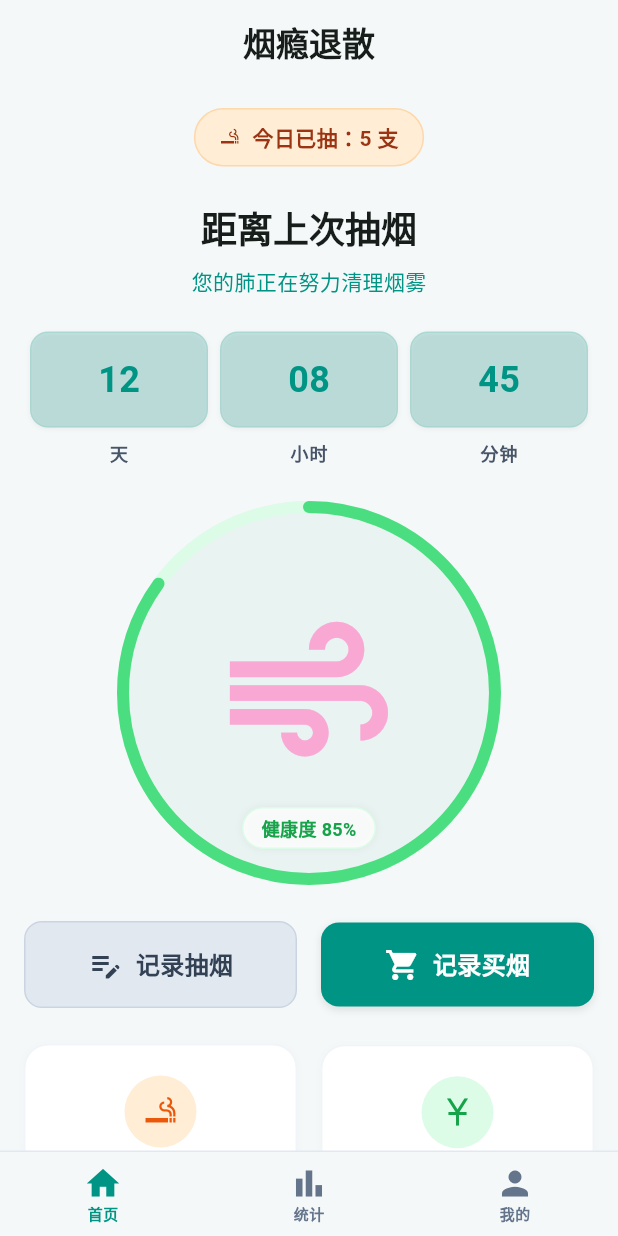
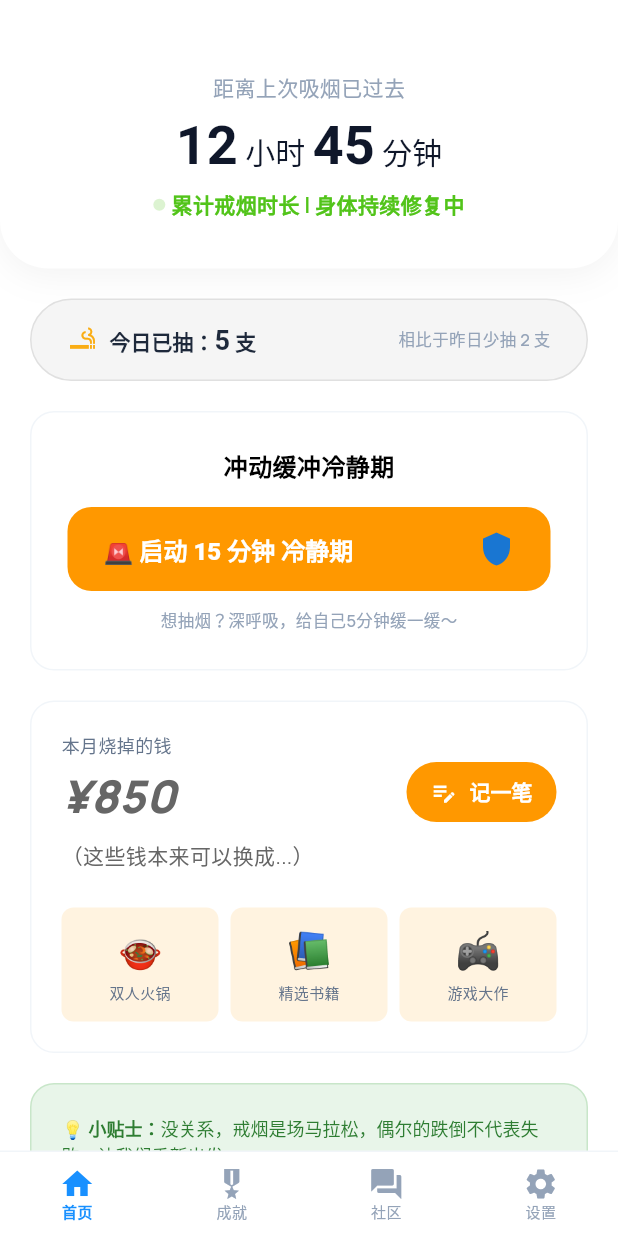
Before and after one commit to wyang1024/wx-app-flutter, a Flutter app: the screen it shows after launch, on a phone screen of 412 x 824 dp. Run offline on Flutter 3.47's test engine with Material 3 defaults, Android fonts, the phone set to English and light mode, and no system bars; our stand-ins replace google_fonts.

Commit message:
Refactor dashboard UI to match new design reference
- Updated AppTheme with brand colors and Manrope font via google_fonts.
- Created modular widgets: HomeHeader, DailyStatsCapsule, ImpulseBufferCard, ConsumptionModule, and RelapseCareModule.
- Redesigned DashboardPage with a modern, component-based layout and updated bottom navigation.
- Added google_fonts dependency and updated widget tests to support new UI structure.

Co-authored-by: wyang1024 <44569467+wyang1024@users.noreply.github.com>

```diff
--- a/lib/app_theme.dart
+++ b/lib/app_theme.dart
@@ -1,7 +1,14 @@
 import 'package:flutter/material.dart';
+import 'package:google_fonts/google_fonts.dart';
 
 class AppTheme {
   static const Color primary = Color(0xFF009485);
+  static const Color brandGreen = Color(0xFF52C41A);
+  static const Color brandBlue = Color(0xFF1890FF);
+  static const Color brandOrange = Color(0xFFFAAD14);
+  static const Color brandRed = Color(0xFFFF4D4F);
+  static const Color bgGray = Color(0xFFF7F8FA);
+
   static const Color backgroundLight = Color(0xFFF5F8F8);
   static const Color backgroundDark = Color(0xFF0F2321);
   static const Color cardLight = Colors.white;
@@ -15,7 +22,7 @@ class AppTheme {
     primaryColor: primary,
     scaffoldBackgroundColor: backgroundLight,
     useMaterial3: true,
-    textTheme: const TextTheme().apply(
+    textTheme: GoogleFonts.manropeTextTheme().apply(
       bodyColor: textLight,
       displayColor: textLight,
     ),
@@ -32,7 +39,7 @@ class AppTheme {
     primaryColor: primary,
     scaffoldBackgroundColor: backgroundDark,
     useMaterial3: true,
-    textTheme: const TextTheme().apply(
+    textTheme: GoogleFonts.manropeTextTheme().apply(
       bodyColor: textDark,
       displayColor: textDark,
     ),
--- a/lib/dashboard_page.dart
+++ b/lib/dashboard_page.dart
@@ -1,11 +1,10 @@
 import 'package:flutter/material.dart';
 import 'app_theme.dart';
-import 'widgets/status_badge.dart';
-import 'widgets/timer_display.dart';
-import 'widgets/health_progress_ring.dart';
-import 'widgets/action_buttons.dart';
-import 'widgets/stat_card.dart';
-import 'widgets/alert_card.dart';
+import 'widgets/home_header.dart';
+import 'widgets/daily_stats_capsule.dart';
+import 'widgets/impulse_buffer_card.dart';
+import 'widgets/consumption_module.dart';
+import 'widgets/relapse_care_module.dart';
 import 'record_buying_page.dart';
 
 class DashboardPage extends StatefulWidget {
@@ -20,71 +19,56 @@ class _DashboardPageState extends State<DashboardPage> {
 
   @override
   Widget build(BuildContext context) {
-    final isDark = Theme.of(context).brightness == Brightness.dark;
-
     return Scaffold(
-      appBar: AppBar(
-        title: const Text(
-          '烟瘾退散',
-          style: TextStyle(fontWeight: FontWeight.bold),
-        ),
-        centerTitle: true,
-        elevation: 0,
-        backgroundColor: Colors.transparent,
-      ),
-      body: SingleChildScrollView(
-        padding: const EdgeInsets.fromLTRB(16, 16, 16, 100),
+      backgroundColor: Colors.white,
+      body: SafeArea(
+        top: false,
         child: Column(
           children: [
-            const StatusBadge(count: 5),
-            const SizedBox(height: 24),
-            const TimerDisplay(days: 12, hours: 8, minutes: 45),
-            const SizedBox(height: 24),
-            const HealthProgressRing(progress: 0.85, healthPercentage: 85),
-            const SizedBox(height: 24),
-            ActionButtons(
-              onRecordSmoking: () {},
-              onRecordBuying: () {
+            Expanded(
+              child: SingleChildScrollView(
+                child: Column(
+                  children: [
+                    const HomeHeader(hours: 12, minutes: 45),
+                    Padding(
+                      padding: const EdgeInsets.symmetric(horizontal: 20, vertical: 20),
+                      child: Column(
+                        children: [
+                          const DailyStatsCapsule(count: 5, difference: 2),
+                          const SizedBox(height: 20),
+                          const ImpulseBufferCard(),
+                          const SizedBox(height: 20),
+                          ConsumptionModule(
+                            amount: 850,
+                            onRecord: () {
                               Navigator.push(
                                 context,
                                 MaterialPageRoute(builder: (context) => const RecordBuyingPage()),
                               );
                             },
                           ),
+                          const SizedBox(height: 20),
+                          RelapseCareModule(
+                            onRestart: () {
+                              // Handle restart
+                            },
+                          ),
                           const SizedBox(height: 24),
-            Row(
-              children: [
-                Expanded(
-                  child: StatCard(
-                    label: '本月已抽',
-                    value: '285 支',
-                    icon: Icons.smoking_rooms,
-                    iconColor: isDark ? const Color(0xFFFDBA74) : const Color(0xFFEA580C),
-                    iconBackgroundColor: isDark ? const Color(0xFF7C2D12).withOpacity(0.4) : const Color(0xFFFFEDD5),
-                  ),
-                ),
-                const SizedBox(width: 16),
-                Expanded(
-                  child: StatCard(
-                    label: '本月账单',
-                    value: '¥142.50',
-                    icon: Icons.currency_yuan,
-                    iconColor: isDark ? const Color(0xFF4ADE80) : const Color(0xFF16A34A),
-                    iconBackgroundColor: isDark ? const Color(0xFF064E3B).withOpacity(0.4) : const Color(0xFFDCFCE7),
+                        ],
                       ),
                     ),
                   ],
                 ),
-            const SizedBox(height: 24),
-            const AlertCard(missedMinutes: 15),
+              ),
+            ),
           ],
         ),
       ),
       bottomNavigationBar: Container(
-        decoration: BoxDecoration(
+        decoration: const BoxDecoration(
           border: Border(
             top: BorderSide(
-              color: isDark ? const Color(0xFF1E293B) : const Color(0xFFE2E8F0),
+              color: Color(0xFFF1F5F9),
             ),
           ),
         ),
@@ -95,24 +79,29 @@ class _DashboardPageState extends State<DashboardPage> {
               _currentIndex = index;
             });
           },
-          backgroundColor: isDark ? AppTheme.backgroundDark.withOpacity(0.9) : AppTheme.backgroundLight.withOpacity(0.9),
+          backgroundColor: Colors.white.withOpacity(0.8),
           elevation: 0,
-          selectedItemColor: AppTheme.primary,
-          unselectedItemColor: isDark ? const Color(0xFF94A3B8) : const Color(0xFF64748B),
+          type: BottomNavigationBarType.fixed,
+          selectedItemColor: AppTheme.brandBlue,
+          unselectedItemColor: const Color(0xFF94A3B8),
           selectedLabelStyle: const TextStyle(fontSize: 10, fontWeight: FontWeight.bold),
-          unselectedLabelStyle: const TextStyle(fontSize: 10, fontWeight: FontWeight.bold),
+          unselectedLabelStyle: const TextStyle(fontSize: 10, fontWeight: FontWeight.w500),
           items: const [
             BottomNavigationBarItem(
-              icon: Icon(Icons.home, size: 26),
+              icon: Icon(Icons.home, size: 24),
               label: '首页',
             ),
             BottomNavigationBarItem(
-              icon: Icon(Icons.bar_chart, size: 26),
-              label: '统计',
+              icon: Icon(Icons.military_tech, size: 24),
+              label: '成就',
             ),
             BottomNavigationBarItem(
-              icon: Icon(Icons.person, size: 26),
-              label: '我的',
+              icon: Icon(Icons.forum, size: 24),
+              label: '社区',
+            ),
+            BottomNavigationBarItem(
+              icon: Icon(Icons.settings, size: 24),
+              label: '设置',
             ),
           ],
         ),
--- /dev/null
+++ b/lib/widgets/consumption_module.dart
@@ -0,0 +1,127 @@
+import 'package:flutter/material.dart';
+import '../app_theme.dart';
+
+class ConsumptionModule extends StatelessWidget {
+  final int amount;
+  final VoidCallback onRecord;
+
+  const ConsumptionModule({
+    super.key,
+    required this.amount,
+    required this.onRecord,
+  });
+
+  @override
+  Widget build(BuildContext context) {
+    return Container(
+      padding: const EdgeInsets.all(20),
+      decoration: BoxDecoration(
+        color: Colors.white,
+        borderRadius: BorderRadius.circular(16),
+        border: Border.all(color: const Color(0xFFF1F5F9)),
+      ),
+      child: Column(
+        crossAxisAlignment: CrossAxisAlignment.start,
+        children: [
+          Row(
+            mainAxisAlignment: MainAxisAlignment.spaceBetween,
+            crossAxisAlignment: CrossAxisAlignment.end,
+            children: [
+              Column(
+                crossAxisAlignment: CrossAxisAlignment.start,
+                children: [
+                  const Text(
+                    '本月烧掉的钱',
+                    style: TextStyle(
+                      color: Color(0xFF64748B),
+                      fontSize: 12,
+                    ),
+                  ),
+                  const SizedBox(height: 4),
+                  Text(
+                    '¥$amount',
+                    style: const TextStyle(
+                      color: Color(0xFF666666),
+                      fontSize: 30,
+                      fontWeight: FontWeight.w900,
+                      fontStyle: FontStyle.italic,
+                    ),
+                  ),
+                ],
+              ),
+              ElevatedButton.icon(
+                onPressed: onRecord,
+                icon: const Icon(Icons.edit_note, size: 18),
+                label: const Text('记一笔'),
+                style: ElevatedButton.styleFrom(
+                  backgroundColor: const Color(0xFFFF9800),
+                  foregroundColor: Colors.white,
+                  elevation: 0,
+                  padding: const EdgeInsets.symmetric(horizontal: 16, vertical: 8),
+                  shape: RoundedRectangleBorder(
+                    borderRadius: BorderRadius.circular(9999),
+                  ),
+                  textStyle: const TextStyle(
+                    fontSize: 14,
+                    fontWeight: FontWeight.bold,
+                  ),
+                ),
+              ),
+            ],
+          ),
+          const SizedBox(height: 8),
+          const Text(
+            '（这些钱本来可以换成...）',
+            style: TextStyle(
+              fontSize: 14,
+              color: Color(0xFF666666),
+            ),
+          ),
+          const SizedBox(height: 24),
+          Row(
+            children: [
+              _SavingsItem(emoji: '🍲', label: '双人火锅'),
+              const SizedBox(width: 8),
+              _SavingsItem(emoji: '📚', label: '精选书籍'),
+              const SizedBox(width: 8),
+              _SavingsItem(emoji: '🎮', label: '游戏大作'),
+            ],
+          ),
+        ],
+      ),
+    );
+  }
+}
+
+class _SavingsItem extends StatelessWidget {
+  final String emoji;
+  final String label;
+
+  const _SavingsItem({required this.emoji, required this.label});
+
+  @override
+  Widget build(BuildContext context) {
+    return Expanded(
+      child: Container(
+        padding: const EdgeInsets.symmetric(vertical: 12),
+        decoration: BoxDecoration(
+          color: const Color(0xFFFFF3E0),
+          borderRadius: BorderRadius.circular(8),
+        ),
+        child: Column(
+          children: [
+            Text(emoji, style: const TextStyle(fontSize: 24)),
+            const SizedBox(height: 4),
+            Text(
+              label,
+              style: const TextStyle(
+                fontSize: 10,
+                color: Color(0xFF64748B),
+              ),
+            ),
+          ],
+        ),
+      ),
+    );
+  }
+}
--- /dev/null
+++ b/lib/widgets/daily_stats_capsule.dart
@@ -0,0 +1,65 @@
+import 'package:flutter/material.dart';
+import '../app_theme.dart';
+
+class DailyStatsCapsule extends StatelessWidget {
+  final int count;
+  final int difference;
+
+  const DailyStatsCapsule({
+    super.key,
+    required this.count,
+    required this.difference,
+  });
+
+  @override
+  Widget build(BuildContext context) {
+    return Container(
+      padding: const EdgeInsets.symmetric(horizontal: 24, vertical: 16),
+      decoration: BoxDecoration(
+        color: const Color(0xFFF5F5F5),
+        borderRadius: BorderRadius.circular(9999),
+        border: Border.all(color: const Color(0xFFE0E0E0)),
+      ),
+      child: Row(
+        mainAxisAlignment: MainAxisAlignment.spaceBetween,
+        children: [
+          Row(
+            children: [
+              const Icon(
+                Icons.smoking_rooms,
+                color: AppTheme.brandOrange,
+                size: 20,
+              ),
+              const SizedBox(width: 8),
+              RichText(
+                text: TextSpan(
+                  style: const TextStyle(
+                    color: Color(0xFF1E293B),
+                    fontSize: 14,
+                    fontWeight: FontWeight.bold,
+                  ),
+                  children: [
+                    const TextSpan(text: '今日已抽：'),
+                    TextSpan(
+                      text: '$count',
+                      style: const TextStyle(fontSize: 18),
+                    ),
+                    const TextSpan(text: ' 支'),
+                  ],
+                ),
+              ),
+            ],
+          ),
+          Text(
+            '相比于昨日少抽 $difference 支',
+            style: const TextStyle(
+              color: Color(0xFF94A3B8),
+              fontSize: 11,
+              fontWeight: FontWeight.w500,
+            ),
+          ),
+        ],
+      ),
+    );
+  }
+}
--- /dev/null
+++ b/lib/widgets/home_header.dart
@@ -0,0 +1,121 @@
+import 'package:flutter/material.dart';
+import '../app_theme.dart';
+
+class HomeHeader extends StatelessWidget {
+  final int hours;
+  final int minutes;
+
+  const HomeHeader({
+    super.key,
+    required this.hours,
+    required this.minutes,
+  });
+
+  @override
+  Widget build(BuildContext context) {
+    return Container(
+      width: double.infinity,
+      padding: const EdgeInsets.only(top: 48, bottom: 32),
+      decoration: const BoxDecoration(
+        color: Colors.white,
+        borderRadius: BorderRadius.vertical(bottom: Radius.circular(32)),
+        boxShadow: [
+          BoxShadow(
+            color: Color(0x0D000000),
+            blurRadius: 20,
+            offset: Offset(0, 4),
+          ),
+        ],
+      ),
+      child: Column(
+        children: [
+          const Text(
+            '距离上次吸烟已过去',
+            style: TextStyle(
+              color: Color(0xFF94A3B8),
+              fontSize: 14,
+              fontWeight: FontWeight.w500,
+            ),
+          ),
+          const SizedBox(height: 8),
+          RichText(
+            text: TextSpan(
+              style: const TextStyle(
+                color: Color(0xFF0F172A),
+                fontSize: 36,
+                fontWeight: FontWeight.bold,
+              ),
+              children: [
+                TextSpan(text: '$hours'),
+                const TextSpan(
+                  text: ' 小时 ',
+                  style: TextStyle(fontSize: 20, fontWeight: FontWeight.w500),
+                ),
+                TextSpan(text: '$minutes'),
+                const TextSpan(
+                  text: ' 分钟',
+                  style: TextStyle(fontSize: 20, fontWeight: FontWeight.w500),
+                ),
+              ],
+            ),
+          ),
+          const SizedBox(height: 8),
+          Row(
+            mainAxisAlignment: MainAxisAlignment.center,
+            children: [
+              _PulsingDot(),
+              const SizedBox(width: 4),
+              const Text(
+                '累计戒烟时长 | 身体持续修复中',
+                style: TextStyle(
+                  color: AppTheme.brandGreen,
+                  fontSize: 14,
+                  fontWeight: FontWeight.w600,
+                ),
+              ),
+            ],
+          ),
+        ],
+      ),
+    );
+  }
+}
+
+class _PulsingDot extends StatefulWidget {
+  @override
+  State<_PulsingDot> createState() => _PulsingDotState();
+}
+
+class _PulsingDotState extends State<_PulsingDot> with SingleTickerProviderStateMixin {
+  late AnimationController _controller;
+
+  @override
+  void initState() {
+    super.initState();
+    _controller = AnimationController(
+      vsync: this,
+      duration: const Duration(seconds: 1),
+    )..repeat(reverse: true);
+  }
+
+  @override
+  void dispose() {
+    _controller.dispose();
+    super.dispose();
+  }
+
+  @override
+  Widget build(BuildContext context) {
+    return FadeTransition(
+      opacity: _controller,
+      child: Container(
+        width: 8,
+        height: 8,
+        decoration: const BoxDecoration(
+          color: AppTheme.brandGreen,
+          shape: BoxShape.circle,
+        ),
+      ),
+    );
+  }
+}
--- /dev/null
+++ b/lib/widgets/impulse_buffer_card.dart
@@ -0,0 +1,77 @@
+import 'package:flutter/material.dart';
+import '../app_theme.dart';
+
+class ImpulseBufferCard extends StatelessWidget {
+  const ImpulseBufferCard({super.key});
+
+  @override
+  Widget build(BuildContext context) {
+    return Container(
+      padding: const EdgeInsets.all(24),
+      decoration: BoxDecoration(
+        color: Colors.white,
+        borderRadius: BorderRadius.circular(16),
+        border: Border.all(color: const Color(0xFFF1F5F9)),
+      ),
+      child: Column(
+        children: [
+          const Text(
+            '冲动缓冲冷静期',
+            style: TextStyle(
+              color: Colors.black,
+              fontSize: 16,
+              fontWeight: FontWeight.bold,
+            ),
+          ),
+          const SizedBox(height: 16),
+          Material(
+            color: const Color(0xFFFF9800),
+            borderRadius: BorderRadius.circular(16),
+            child: InkWell(
+              onTap: () {},
+              borderRadius: BorderRadius.circular(16),
+              child: Container(
+                padding: const EdgeInsets.symmetric(horizontal: 24, vertical: 16),
+                child: Row(
+                  mainAxisAlignment: MainAxisAlignment.spaceBetween,
+                  children: [
+                    RichText(
+                      text: const TextSpan(
+                        style: TextStyle(
+                          color: Colors.white,
+                          fontSize: 16,
+                          fontWeight: FontWeight.bold,
+                        ),
+                        children: [
+                          TextSpan(text: '🚨 启动 '),
+                          TextSpan(
+                            text: '15 分钟',
+                            style: TextStyle(fontWeight: FontWeight.w900),
+                          ),
+                          TextSpan(text: ' 冷静期'),
+                        ],
+                      ),
+                    ),
+                    const Icon(
+                      Icons.shield,
+                      color: Color(0xFF1976D2),
+                    ),
+                  ],
+                ),
+              ),
+            ),
+          ),
+          const SizedBox(height: 12),
+          const Text(
+            '想抽烟？深呼吸，给自己5分钟缓一缓～',
+            style: TextStyle(
+              color: Color(0xFF94A3B8),
+              fontSize: 11,
+              fontWeight: FontWeight.w500,
+            ),
+          ),
+        ],
+      ),
+    );
+  }
+}
--- /dev/null
+++ b/lib/widgets/relapse_care_module.dart
@@ -0,0 +1,68 @@
+import 'package:flutter/material.dart';
+import '../app_theme.dart';
+
+class RelapseCareModule extends StatelessWidget {
+  final VoidCallback onRestart;
+
+  const RelapseCareModule({
+    super.key,
+    required this.onRestart,
+  });
+
+  @override
+  Widget build(BuildContext context) {
+    return Container(
+      padding: const EdgeInsets.all(20),
+      decoration: BoxDecoration(
+        color: const Color(0xFFE8F5E9),
+        borderRadius: BorderRadius.circular(16),
+        border: Border.all(color: const Color(0xFFC8E6C9)),
+      ),
+      child: Column(
+        children: [
+          RichText(
+            text: const TextSpan(
+              style: TextStyle(
+                color: Color(0xFF2E7D32),
+                fontSize: 12,
+                height: 1.5,
+              ),
+              children: [
+                TextSpan(
+                  text: '💡 小贴士：',
+                  style: TextStyle(fontWeight: FontWeight.bold),
+                ),
+                TextSpan(
+                  text: '没关系，戒烟是场马拉松，偶尔的跌倒不代表失败，让我们重新出发',
+                ),
+              ],
+            ),
+          ),
+          const SizedBox(height: 16),
+          SizedBox(
+            width: double.infinity,
+            child: ElevatedButton.icon(
+              onPressed: onRestart,
+              icon: const Text('🔄', style: TextStyle(fontSize: 14)),
+              label: const Text('我刚抽了一根，帮我重启'),
+              style: ElevatedButton.styleFrom(
+                backgroundColor: const Color(0xFFFFB74D),
+                foregroundColor: Colors.white,
+                elevation: 4,
+                shadowColor: const Color(0xFFFFB74D).withOpacity(0.4),
+                padding: const EdgeInsets.symmetric(vertical: 12),
+                shape: RoundedRectangleBorder(
+                  borderRadius: BorderRadius.circular(8),
+                ),
+                textStyle: const TextStyle(
+                  fontSize: 14,
+                  fontWeight: FontWeight.bold,
+                ),
+              ),
+            ),
+          ),
+        ],
+      ),
+    );
+  }
+}
--- a/pubspec.yaml
+++ b/pubspec.yaml
@@ -34,6 +34,7 @@ dependencies:
   # The following adds the Cupertino Icons font to your application.
   # Use with the CupertinoIcons class for iOS style icons.
   cupertino_icons: ^1.0.8
+  google_fonts: ^8.0.2
 
 dev_dependencies:
   flutter_test:
```
Also changed, not shown: pubspec.lock, 1 other file. Lines whose indentation alone changed are shown as unchanged.
